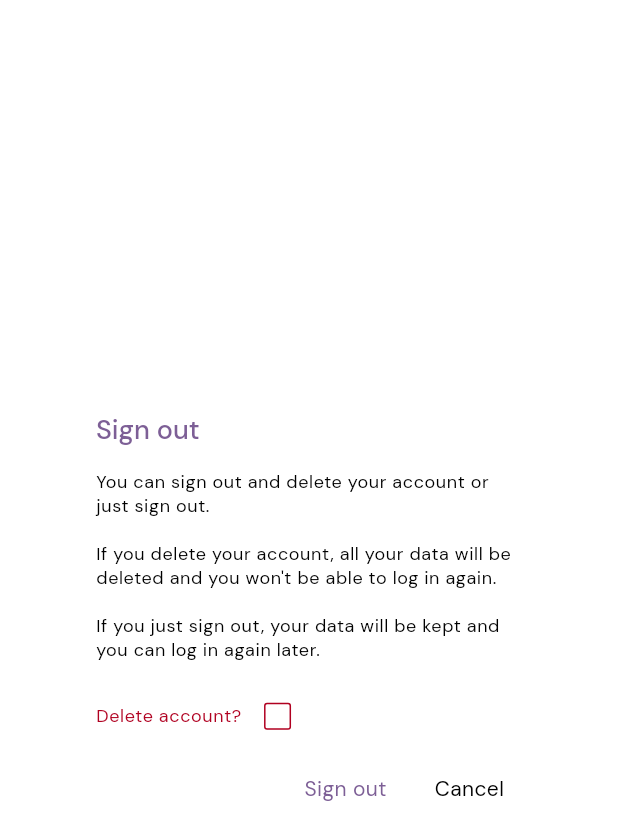
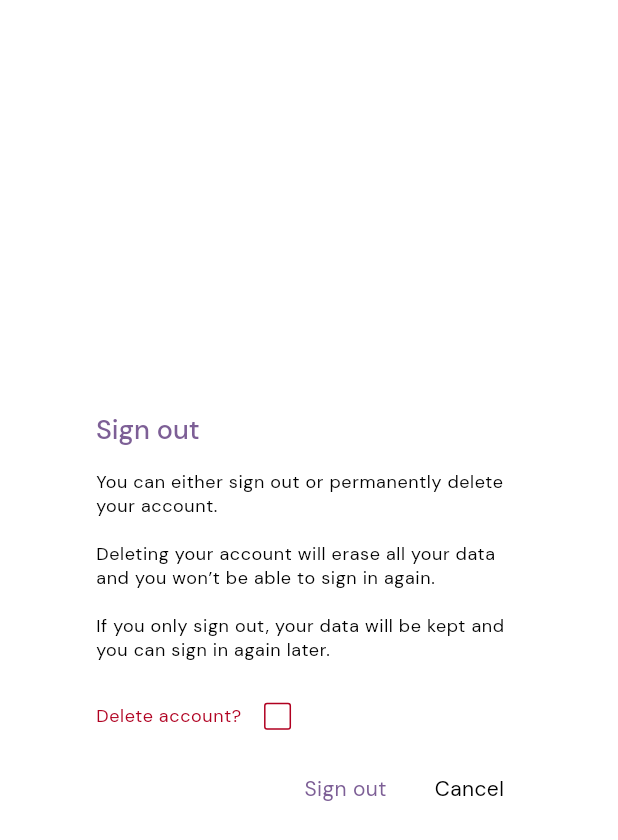
Before and after one commit to TolgaYld/bewerbung, a Flutter app: the SignOutDialog widget shown alone on an empty page, opened directly, on a phone screen of 412 x 824 dp. Shown: the top 840 px of the screen. Run offline on Flutter 3.47's test engine with Material 3 defaults, Android fonts, the phone set to English and light mode, and no system bars; drawn by our look-alikes of auto_size_text; our stand-ins replace cached_network_image, cloud_firestore, confetti, dart_mappable, firebase_auth, firebase_core and 5 more; missing offline and left inert: mobile_scanner; accounts and stored records are empty; generated files the repository leaves out were written again.

Commit message:
change string

```diff
--- a/app/lib/core/lang/app_de.arb
+++ b/app/lib/core/lang/app_de.arb
@@ -21,7 +21,7 @@
     "cancel": "Abbrechen",
     "deleteAccount": "Konto löschen?",
     "signOutDialogTitle": "Abmelden",
-    "signOutDialogContent": "Du kannst dich abmelden und dein Konto löschen oder dich nur abmelden. \n\nWenn du dein Konto löschst, werden alle deine Daten gelöscht und du kannst dich nicht mehr anmelden. \n\nWenn du nur abmeldest, bleiben deine Daten erhalten und du kannst dich später wieder anmelden.",
+    "signOutDialogContent": "Du kannst dich entweder abmelden oder dein Konto dauerhaft löschen.\n\nBeim Löschen deines Kontos werden alle deine Daten entfernt und eine spätere Anmeldung ist nicht mehr möglich.\n\nWenn du dich nur abmeldest, bleiben deine Daten erhalten und du kannst dich jederzeit wieder anmelden.",
     "applicationToCompany": "Bewerbung an {company}",
     "changeLanguage": "Sprache ändern",
     "mySkills": "Meine Stärken",
--- a/app/lib/core/lang/app_en.arb
+++ b/app/lib/core/lang/app_en.arb
@@ -21,7 +21,7 @@
     "cancel": "Cancel",
     "deleteAccount": "Delete account?",
     "signOutDialogTitle": "Sign out",
-    "signOutDialogContent": "You can sign out and delete your account or just sign out.\n\nIf you delete your account, all your data will be deleted and you won't be able to log in again. \n\nIf you just sign out, your data will be kept and you can log in again later.",
+    "signOutDialogContent": "You can either sign out or permanently delete your account.\n\nDeleting your account will erase all your data and you won’t be able to sign in again.\n\nIf you only sign out, your data will be kept and you can sign in again later.",
     "applicationToCompany": "Application to {company}",
     "changeLanguage": "Change language",
     "mySkills": "My skills",
--- a/app/lib/core/lang/app_es.arb
+++ b/app/lib/core/lang/app_es.arb
@@ -21,7 +21,7 @@
     "cancel": "Cancelar",
     "deleteAccount": "¿Eliminar cuenta?",
     "signOutDialogTitle": "Cerrar sesión",
-    "signOutDialogContent": "Puedes cerrar sesión y eliminar tu cuenta o simplemente cerrar sesión. \n\nSi eliminas tu cuenta, todos tus datos serán eliminados y no podrás iniciar sesión nuevamente. \n\nSi solo cierras sesión, tus datos se mantendrán y podrás iniciar sesión nuevamente más tarde.",
+    "signOutDialogContent": "Puedes cerrar sesión o eliminar tu cuenta de forma permanente.\n\nSi eliminas tu cuenta, se borrarán todos tus datos y no podrás volver a iniciar sesión.\n\nSi solo cierras sesión, tus datos se conservarán y podrás volver a iniciar sesión más adelante.",
     "applicationToCompany": "Solicitud a {company}",
     "changeLanguage": "Cambiar idioma",
     "mySkills": "Mis habilidades",
--- a/app/lib/core/lang/app_fr.arb
+++ b/app/lib/core/lang/app_fr.arb
@@ -21,7 +21,7 @@
     "cancel": "Annuler",
     "deleteAccount": "Supprimer le compte ?",
     "signOutDialogTitle": "Déconnexion",
-    "signOutDialogContent": "Vous pouvez vous déconnecter et supprimer votre compte ou simplement vous déconnecter. \n\nSi vous supprimez votre compte, toutes vos données seront supprimées et vous ne pourrez plus vous connecter. \n\nSi vous vous déconnectez simplement, vos données seront conservées et vous pourrez vous reconnecter plus tard.",
+    "signOutDialogContent": "Tu peux soit te déconnecter, soit supprimer définitivement ton compte.\n\nLa suppression de ton compte effacera toutes tes données et tu ne pourras plus te reconnecter.\n\nSi tu choisis simplement de te déconnecter, tes données seront conservées et tu pourras te reconnecter plus tard.",
     "applicationToCompany": "Candidature à {company}",
     "changeLanguage": "Changer de langue",
     "mySkills": "Mes compétences",
--- a/app/lib/core/lang/app_tr.arb
+++ b/app/lib/core/lang/app_tr.arb
@@ -21,7 +21,7 @@
     "cancel": "İptal",
     "deleteAccount": "Hesabını silmek ister misin?",
     "signOutDialogTitle": "Çıkış yap",
-    "signOutDialogContent": "Hesabınızı silip çıkış yapabilir veya sadece çıkış yapabilirsiniz. \n\nEğer hesabınızı silerseniz, tüm verileriniz silinecek ve bir daha giriş yapamayacaksınız. \n\nEğer sadece çıkış yaparsanız, verileriniz saklanacak ve daha sonra tekrar giriş yapabileceksiniz.",
+    "signOutDialogContent": "Oturumu kapatabilir veya hesabını kalıcı olarak silebilirsin.\n\nHesabını silersen, tüm verilerin silinir ve tekrar giriş yapamazsın.\n\nSadece oturumu kapatırsan, verilerin korunur ve daha sonra tekrar giriş yapabilirsin.",
     "applicationToCompany": "{company} için iş başvurusu",
     "changeLanguage": "Dili değiştir",
     "mySkills": "Yeteneklerim",
--- a/app/lib/core/localization/localizations.dart
+++ b/app/lib/core/localization/localizations.dart
@@ -236,7 +236,7 @@ abstract class L10n {
   /// No description provided for @signOutDialogContent.
   ///
   /// In en, this message translates to:
-  /// **'You can sign out and delete your account or just sign out.\n\nIf you delete your account, all your data will be deleted and you won\'t be able to log in again. \n\nIf you just sign out, your data will be kept and you can log in again later.'**
+  /// **'You can either sign out or permanently delete your account.\n\nDeleting your account will erase all your data and you won’t be able to sign in again.\n\nIf you only sign out, your data will be kept and you can sign in again later.'**
   String get signOutDialogContent;
 
   /// No description provided for @applicationToCompany.
--- a/app/lib/core/localization/localizations_de.dart
+++ b/app/lib/core/localization/localizations_de.dart
@@ -75,7 +75,7 @@ class L10nDe extends L10n {
   String get signOutDialogTitle => 'Abmelden';
 
   @override
-  String get signOutDialogContent => 'Du kannst dich abmelden und dein Konto löschen oder dich nur abmelden. \n\nWenn du dein Konto löschst, werden alle deine Daten gelöscht und du kannst dich nicht mehr anmelden. \n\nWenn du nur abmeldest, bleiben deine Daten erhalten und du kannst dich später wieder anmelden.';
+  String get signOutDialogContent => 'Du kannst dich entweder abmelden oder dein Konto dauerhaft löschen.\n\nBeim Löschen deines Kontos werden alle deine Daten entfernt und eine spätere Anmeldung ist nicht mehr möglich.\n\nWenn du dich nur abmeldest, bleiben deine Daten erhalten und du kannst dich jederzeit wieder anmelden.';
 
   @override
   String applicationToCompany(Object company) {
--- a/app/lib/core/localization/localizations_en.dart
+++ b/app/lib/core/localization/localizations_en.dart
@@ -75,7 +75,7 @@ class L10nEn extends L10n {
   String get signOutDialogTitle => 'Sign out';
 
   @override
-  String get signOutDialogContent => 'You can sign out and delete your account or just sign out.\n\nIf you delete your account, all your data will be deleted and you won\'t be able to log in again. \n\nIf you just sign out, your data will be kept and you can log in again later.';
+  String get signOutDialogContent => 'You can either sign out or permanently delete your account.\n\nDeleting your account will erase all your data and you won’t be able to sign in again.\n\nIf you only sign out, your data will be kept and you can sign in again later.';
 
   @override
   String applicationToCompany(Object company) {
--- a/app/lib/core/localization/localizations_es.dart
+++ b/app/lib/core/localization/localizations_es.dart
@@ -75,7 +75,7 @@ class L10nEs extends L10n {
   String get signOutDialogTitle => 'Cerrar sesión';
 
   @override
-  String get signOutDialogContent => 'Puedes cerrar sesión y eliminar tu cuenta o simplemente cerrar sesión. \n\nSi eliminas tu cuenta, todos tus datos serán eliminados y no podrás iniciar sesión nuevamente. \n\nSi solo cierras sesión, tus datos se mantendrán y podrás iniciar sesión nuevamente más tarde.';
+  String get signOutDialogContent => 'Puedes cerrar sesión o eliminar tu cuenta de forma permanente.\n\nSi eliminas tu cuenta, se borrarán todos tus datos y no podrás volver a iniciar sesión.\n\nSi solo cierras sesión, tus datos se conservarán y podrás volver a iniciar sesión más adelante.';
 
   @override
   String applicationToCompany(Object company) {
--- a/app/lib/core/localization/localizations_fr.dart
+++ b/app/lib/core/localization/localizations_fr.dart
@@ -75,7 +75,7 @@ class L10nFr extends L10n {
   String get signOutDialogTitle => 'Déconnexion';
 
   @override
-  String get signOutDialogContent => 'Vous pouvez vous déconnecter et supprimer votre compte ou simplement vous déconnecter. \n\nSi vous supprimez votre compte, toutes vos données seront supprimées et vous ne pourrez plus vous connecter. \n\nSi vous vous déconnectez simplement, vos données seront conservées et vous pourrez vous reconnecter plus tard.';
+  String get signOutDialogContent => 'Tu peux soit te déconnecter, soit supprimer définitivement ton compte.\n\nLa suppression de ton compte effacera toutes tes données et tu ne pourras plus te reconnecter.\n\nSi tu choisis simplement de te déconnecter, tes données seront conservées et tu pourras te reconnecter plus tard.';
 
   @override
   String applicationToCompany(Object company) {
--- a/app/lib/core/localization/localizations_tr.dart
+++ b/app/lib/core/localization/localizations_tr.dart
@@ -75,7 +75,7 @@ class L10nTr extends L10n {
   String get signOutDialogTitle => 'Çıkış yap';
 
   @override
-  String get signOutDialogContent => 'Hesabınızı silip çıkış yapabilir veya sadece çıkış yapabilirsiniz. \n\nEğer hesabınızı silerseniz, tüm verileriniz silinecek ve bir daha giriş yapamayacaksınız. \n\nEğer sadece çıkış yaparsanız, verileriniz saklanacak ve daha sonra tekrar giriş yapabileceksiniz.';
+  String get signOutDialogContent => 'Oturumu kapatabilir veya hesabını kalıcı olarak silebilirsin.\n\nHesabını silersen, tüm verilerin silinir ve tekrar giriş yapamazsın.\n\nSadece oturumu kapatırsan, verilerin korunur ve daha sonra tekrar giriş yapabilirsin.';
 
   @override
   String applicationToCompany(Object company) {
```
